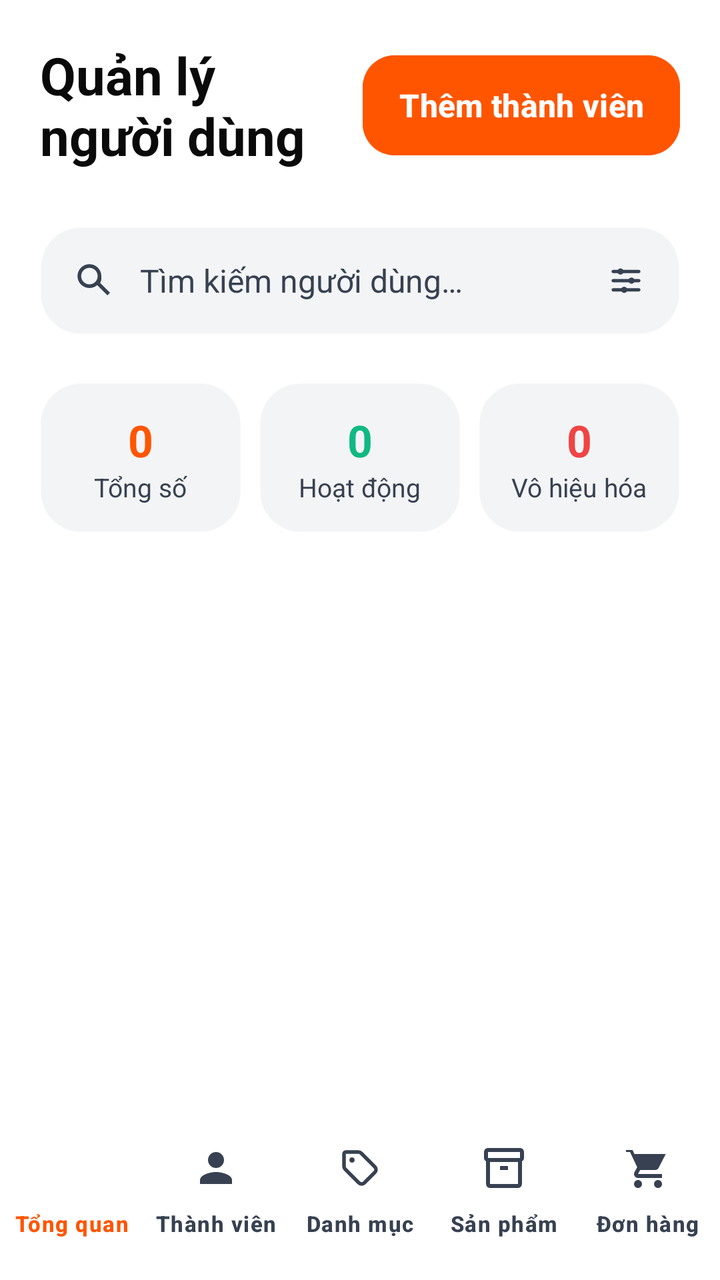
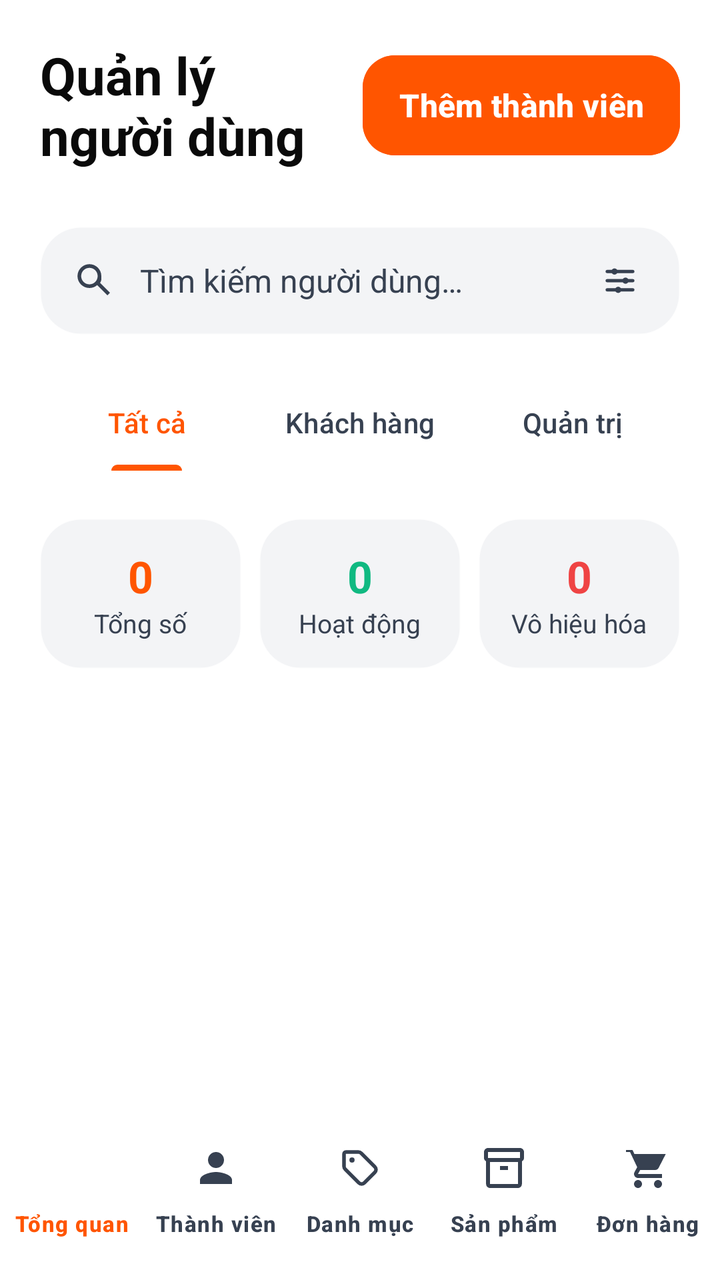

Screens rendered from an Android XML layout before and after an edit, with the pre-edit source and the edit as a unified diff.
<!-- AndroidManifest.xml: activity theme Theme.SoleStep.Admin -->
<!-- res/layout/activity_user_management.xml -->
<?xml version="1.0" encoding="utf-8"?>
<androidx.constraintlayout.widget.ConstraintLayout xmlns:android="http://schemas.android.com/apk/res/android"
    xmlns:app="http://schemas.android.com/apk/res-auto"
    xmlns:tools="http://schemas.android.com/tools"
    android:id="@+id/admin_user_management_root"
    android:layout_width="match_parent"
    android:layout_height="match_parent"
    android:background="@color/bg_dark_primary"
    tools:context=".admin.UserManagementActivity">

    <androidx.core.widget.NestedScrollView
        android:layout_width="match_parent"
        android:layout_height="0dp"
        android:clipToPadding="false"
        android:paddingBottom="24dp"
        app:layout_constraintBottom_toTopOf="@id/admin_bottom_nav"
        app:layout_constraintTop_toTopOf="parent">

        <LinearLayout
            android:layout_width="match_parent"
            android:layout_height="wrap_content"
            android:orientation="vertical"
            android:paddingHorizontal="20dp"
            android:paddingTop="20dp">

            <androidx.constraintlayout.widget.ConstraintLayout
                android:layout_width="match_parent"
                android:layout_height="wrap_content"
                android:layout_marginBottom="28dp">

                <TextView
                    android:id="@+id/tv_title"
                    android:layout_width="0dp"
                    android:layout_height="wrap_content"
                    android:layout_marginEnd="12dp"
                    android:text="@string/admin_users_title"
                    android:textColor="@color/text_dark_primary"
                    android:textSize="26sp"
                    android:textStyle="bold"
                    app:layout_constraintBottom_toBottomOf="parent"
                    app:layout_constraintEnd_toStartOf="@id/btn_add_user"
                    app:layout_constraintStart_toStartOf="parent"
                    app:layout_constraintTop_toTopOf="parent" />

                <com.google.android.material.button.MaterialButton
                    android:id="@+id/btn_add_user"
                    android:layout_width="wrap_content"
                    android:layout_height="50dp"
                    android:backgroundTint="@color/brand_orange"
                    android:insetTop="0dp"
                    android:insetBottom="0dp"
                    android:paddingHorizontal="18dp"
                    android:text="@string/admin_btn_add_user"
                    android:textAllCaps="false"
                    android:textColor="@color/brand_white"
                    android:textSize="16sp"
                    android:textStyle="bold"
                    app:cornerRadius="16dp"
                    app:layout_constraintBottom_toBottomOf="parent"
                    app:layout_constraintEnd_toEndOf="parent"
                    app:layout_constraintTop_toTopOf="parent" />
            </androidx.constraintlayout.widget.ConstraintLayout>

            <LinearLayout
                android:layout_width="match_parent"
                android:layout_height="54dp"
                android:background="@drawable/bg_card_dark"
                android:backgroundTint="@color/bg_dark_surface_2"
                android:gravity="center_vertical"
                android:orientation="horizontal"
                android:paddingHorizontal="16dp">

                <ImageView
                    android:layout_width="22dp"
                    android:layout_height="22dp"
                    android:src="@drawable/ic_material_search"
                    app:tint="@color/text_dark_muted" />

                <EditText
                    android:id="@+id/et_search_users"
                    android:layout_width="0dp"
                    android:layout_height="match_parent"
                    android:layout_weight="1"
                    android:background="@android:color/transparent"
                    android:hint="@string/admin_users_search_hint"
                    android:inputType="text"
                    android:paddingHorizontal="12dp"
                    android:textColor="@color/text_dark_primary"
                    android:textColorHint="@color/text_dark_muted"
                    android:textSize="16sp" />

                <ImageView
                    android:layout_width="22dp"
                    android:layout_height="22dp"
                    android:src="@drawable/ic_filter_sliders"
                    app:tint="@color/text_dark_muted" />
            </LinearLayout>

            <LinearLayout
                android:layout_width="match_parent"
                android:layout_height="wrap_content"
                android:layout_marginTop="24dp"
                android:orientation="horizontal">

                <LinearLayout
                    android:layout_width="0dp"
                    android:layout_height="wrap_content"
                    android:layout_marginEnd="6dp"
                    android:layout_weight="1"
                    android:background="@drawable/bg_card_dark"
                    android:backgroundTint="@color/bg_dark_surface_2"
                    android:gravity="center"
                    android:orientation="vertical"
                    android:paddingVertical="14dp">

                    <TextView
                        android:id="@+id/tv_total_users"
                        android:layout_width="wrap_content"
                        android:layout_height="wrap_content"
                        android:text="0"
                        android:textColor="@color/brand_orange"
                        android:textSize="22sp"
                        android:textStyle="bold" />

                    <TextView
                        android:layout_width="wrap_content"
                        android:layout_height="wrap_content"
                        android:text="Tổng số"
                        android:textColor="@color/text_dark_tertiary"
                        android:textSize="13sp" />
                </LinearLayout>

                <LinearLayout
                    android:layout_width="0dp"
                    android:layout_height="wrap_content"
                    android:layout_marginHorizontal="3dp"
                    android:layout_weight="1"
                    android:background="@drawable/bg_card_dark"
                    android:backgroundTint="@color/bg_dark_surface_2"
                    android:gravity="center"
                    android:orientation="vertical"
                    android:paddingVertical="14dp">

                    <TextView
                        android:id="@+id/tv_active_users"
                        android:layout_width="wrap_content"
                        android:layout_height="wrap_content"
                        android:text="0"
                        android:textColor="@color/status_success"
                        android:textSize="22sp"
                        android:textStyle="bold" />

                    <TextView
                        android:layout_width="wrap_content"
                        android:layout_height="wrap_content"
                        android:text="Hoạt động"
                        android:textColor="@color/text_dark_tertiary"
                        android:textSize="13sp" />
                </LinearLayout>

                <LinearLayout
                    android:layout_width="0dp"
                    android:layout_height="wrap_content"
                    android:layout_marginStart="6dp"
                    android:layout_weight="1"
                    android:background="@drawable/bg_card_dark"
                    android:backgroundTint="@color/bg_dark_surface_2"
                    android:gravity="center"
                    android:orientation="vertical"
                    android:paddingVertical="14dp">

                    <TextView
                        android:id="@+id/tv_inactive_users"
                        android:layout_width="wrap_content"
                        android:layout_height="wrap_content"
                        android:text="0"
                        android:textColor="@color/status_error"
                        android:textSize="22sp"
                        android:textStyle="bold" />

                    <TextView
                        android:layout_width="wrap_content"
                        android:layout_height="wrap_content"
                        android:text="@string/status_inactive"
                        android:textColor="@color/text_dark_tertiary"
                        android:textSize="13sp" />
                </LinearLayout>
            </LinearLayout>

            <androidx.recyclerview.widget.RecyclerView
                android:id="@+id/rv_users"
                android:layout_width="match_parent"
                android:layout_height="wrap_content"
                android:layout_marginTop="28dp"
                android:nestedScrollingEnabled="false" />

        </LinearLayout>
    </androidx.core.widget.NestedScrollView>

    <include
        layout="@layout/view_admin_bottom_nav"
        android:layout_width="match_parent"
        android:layout_height="wrap_content"
        app:layout_constraintBottom_toBottomOf="parent" />

</androidx.constraintlayout.widget.ConstraintLayout>
<!-- res/layout/view_admin_bottom_nav.xml (included above) -->
<?xml version="1.0" encoding="utf-8"?>
<com.google.android.material.bottomnavigation.BottomNavigationView
    xmlns:android="http://schemas.android.com/apk/res/android"
    xmlns:app="http://schemas.android.com/apk/res-auto"
    android:id="@+id/admin_bottom_nav"
    style="@style/Widget.SoleStep.BottomNavigationView.Admin"
    android:layout_width="match_parent"
    android:layout_height="wrap_content"
    app:menu="@menu/admin_bottom_nav_menu" />
<!-- resources referenced by this layout -->
<resources>
  <color name="bg_dark_primary">#FFFFFF</color>
  <color name="bg_dark_surface_2">#F3F4F6</color>
  <color name="brand_orange">#FF5500</color>
  <color name="brand_white">#FFFFFF</color>
  <color name="status_error">#EF4444</color>
  <color name="status_success">#10B981</color>
  <color name="text_dark_muted">#374151</color>
  <color name="text_dark_primary">#0A0A0A</color>
  <color name="text_dark_tertiary">#374151</color>
  <!-- drawable bg_card_dark (drawable) -->
  <?xml version="1.0" encoding="utf-8"?>
  <shape xmlns:android="http://schemas.android.com/apk/res/android"
      android:shape="rectangle">
      <solid android:color="@color/bg_dark_surface_2" />
      <corners android:radius="@dimen/radius_card" />
      <stroke
          android:width="@dimen/stroke_thin"
          android:color="@color/border_dark_light" />
  </shape>
  <!-- drawable ic_material_search (drawable) -->
  <?xml version="1.0" encoding="utf-8"?>
  <vector xmlns:android="http://schemas.android.com/apk/res/android"
      android:width="24dp"
      android:height="24dp"
      android:viewportWidth="24"
      android:viewportHeight="24">
      <path
          android:fillColor="@android:color/black"
          android:pathData="M9.5,3C5.91,3 3,5.91 3,9.5S5.91,16 9.5,16c1.61,0 3.09,-0.59 4.23,-1.57L19.29,20 20.7,18.59 15.27,13.16C16.25,12.01 16,10.59 16,9.5 16,5.91 13.09,3 9.5,3zM9.5,5C11.99,5 14,7.01 14,9.5S11.99,14 9.5,14 5,11.99 5,9.5 7.01,5 9.5,5z" />
  </vector>
  <string name="admin_btn_add_user">Thêm thành viên</string>
  <string name="admin_users_search_hint">Tìm kiếm người dùng…</string>
  <string name="admin_users_title">Quản lý người dùng</string>
  <string name="status_inactive">Vô hiệu hóa</string>
  <dimen name="radius_card">20dp</dimen>
  <dimen name="stroke_thin">1dp</dimen>
  <color name="border_dark_light">#1F000000</color>
  <style name="Widget.App.Indicator" parent="Widget.Material3.BottomNavigationView.ActiveIndicator">
          <item name="android:color">@color/brand_orange</item>
          <item name="android:width">64dp</item>
          <item name="android:height">32dp</item>
          <item name="marginHorizontal">4dp</item>
          <item name="shapeAppearance">@style/ShapeAppearance.App.Indicator</item>
      </style>
  <style name="TextAppearance.SoleStep.BottomNav.Admin" parent="TextAppearance.Material3.LabelSmall">
          <item name="android:textSize">11sp</item>
          <item name="android:fontFamily">sans-serif-medium</item>
          <item name="android:textStyle">bold</item>
      </style>
  <color name="brand_orange_light">#FF8844</color>
  <color name="brand_indigo">#6366F1</color>
  <style name="ShapeAppearance.SoleStep.Small" parent="">
          <item name="cornerFamily">rounded</item>
          <item name="cornerSize">@dimen/radius_sm</item>
      </style>
  <style name="ShapeAppearance.SoleStep.Medium" parent="">
          <item name="cornerFamily">rounded</item>
          <item name="cornerSize">@dimen/radius_lg</item>
      </style>
  <style name="ShapeAppearance.SoleStep.Large" parent="">
          <item name="cornerFamily">rounded</item>
          <item name="cornerSize">@dimen/radius_2xl</item>
      </style>
  <style name="ShapeAppearance.App.Indicator" parent="ShapeAppearance.Material3.SmallComponent">
          <item name="cornerSize">50%</item>
      </style>
  <dimen name="radius_sm">8dp</dimen>
  <dimen name="radius_lg">16dp</dimen>
  <dimen name="radius_2xl">24dp</dimen>
  <!-- unchanged entries left out for length: 3 -->
</resources>

<!-- the commit's change to res/layout/activity_user_management.xml (unified diff, before → after) -->
@@ -90,11 +90,45 @@
                     android:textSize="16sp" />
 
                 <ImageView
-                    android:layout_width="22dp"
-                    android:layout_height="22dp"
+                    android:id="@+id/btn_filter_users"
+                    android:layout_width="28dp"
+                    android:layout_height="28dp"
+                    android:padding="3dp"
+                    android:background="?attr/selectableItemBackgroundBorderless"
                     android:src="@drawable/ic_filter_sliders"
                     app:tint="@color/text_dark_muted" />
             </LinearLayout>
+
+            <com.google.android.material.tabs.TabLayout
+                android:id="@+id/tab_layout_roles"
+                android:layout_width="match_parent"
+                android:layout_height="wrap_content"
+                android:layout_marginTop="20dp"
+                android:background="@android:color/transparent"
+                app:tabBackground="@android:color/transparent"
+                app:tabIndicatorColor="@color/brand_orange"
+                app:tabIndicatorHeight="3dp"
+                app:tabSelectedTextColor="@color/brand_orange"
+                app:tabTextColor="@color/text_dark_tertiary"
+                app:tabRippleColor="@android:color/transparent"
+                app:tabGravity="fill"
+                app:tabMode="fixed">
+
+                <com.google.android.material.tabs.TabItem
+                    android:layout_width="wrap_content"
+                    android:layout_height="wrap_content"
+                    android:text="Tất cả" />
+
+                <com.google.android.material.tabs.TabItem
+                    android:layout_width="wrap_content"
+                    android:layout_height="wrap_content"
+                    android:text="Khách hàng" />
+
+                <com.google.android.material.tabs.TabItem
+                    android:layout_width="wrap_content"
+                    android:layout_height="wrap_content"
+                    android:text="Quản trị" />
+            </com.google.android.material.tabs.TabLayout>
 
             <LinearLayout
                 android:layout_width="match_parent"
